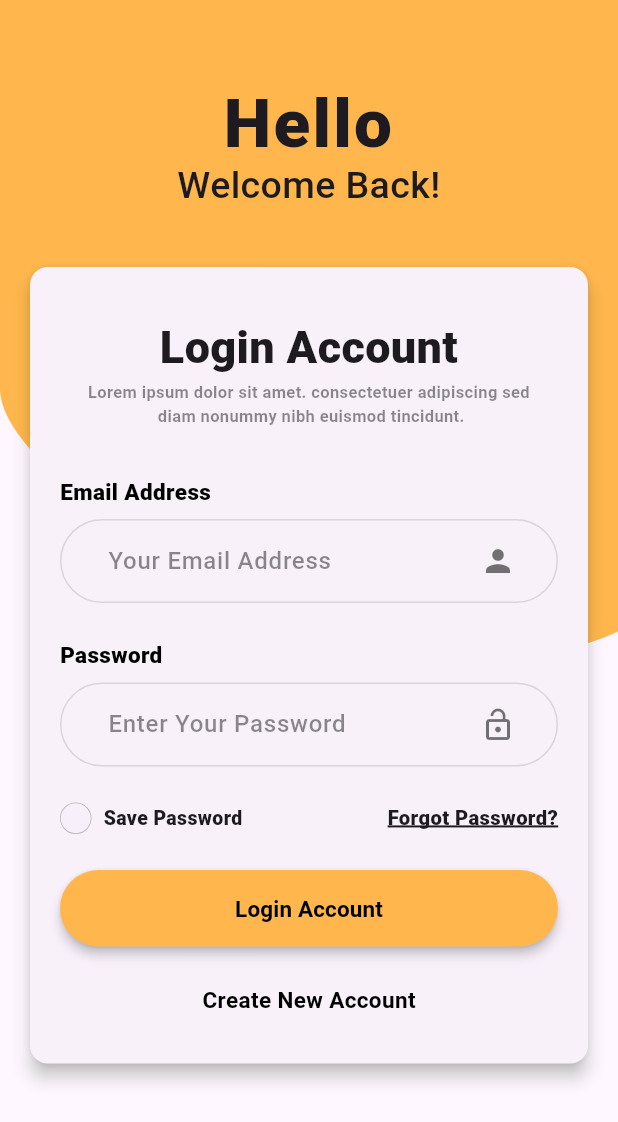
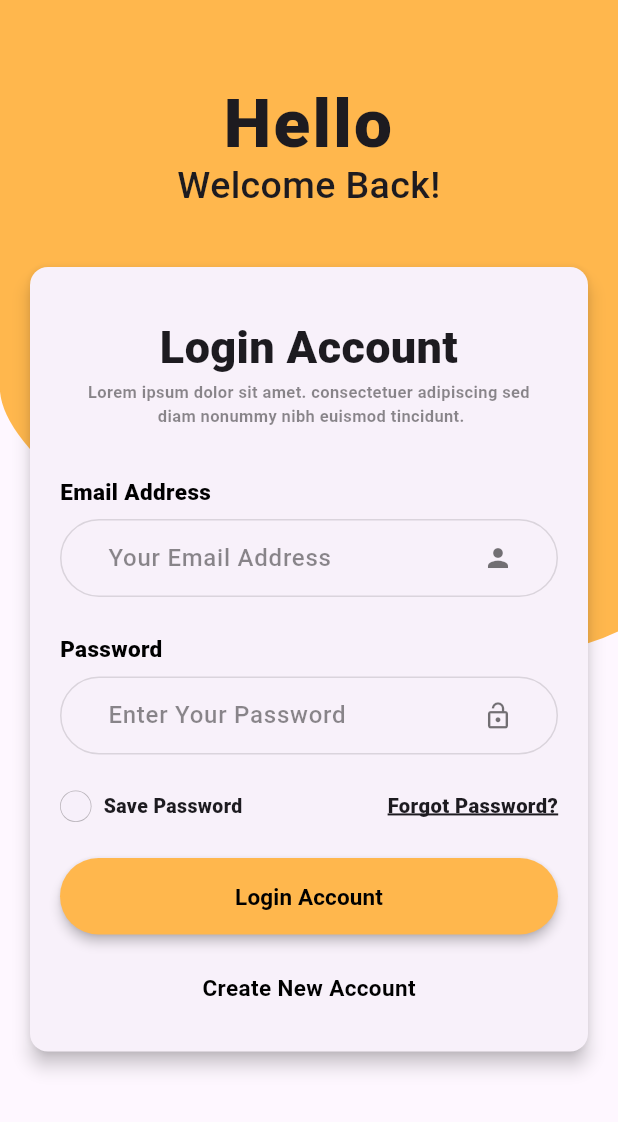
Before and after one commit to Ratndeep1999/signin-and-signup-screen, a Flutter app: the screen it shows after launch, on a phone screen of 412 x 824 dp. Shown: the top 1122 px of the screen. Run offline on Flutter 3.47's test engine with Material 3 defaults, Android fonts, the phone set to English and light mode, and no system bars.

Commit message:
suffix icon size decrease

```diff
--- a/lib/Custom Widgets/custom_text_field.dart
+++ b/lib/Custom Widgets/custom_text_field.dart
@@ -40,22 +40,24 @@ class CustomTextField extends StatelessWidget {
         // hintText
         hintText: hintText,
         hintStyle: TextStyle(
+          //fontSize: 10.0,
           color: Colors.black45,
           fontWeight: FontWeight.w500,
         ),
+        hintMaxLines: 1,
         errorStyle: TextStyle(color: Colors.orange.shade300),
         // padding of hintText
-        contentPadding: EdgeInsets.symmetric(horizontal: 28.0, vertical: 16.0),
+        contentPadding: EdgeInsets.symmetric(horizontal: 28.0, vertical: 14.0),
         // suffixIcon it can be clickable using dynamicSuffixIcon
         suffixIcon: dynamicSuffixIcon
             ? IconButton(
                 // suffixIcon it can be null
-                icon: Icon(suffixIcon),
+                icon: Icon(suffixIcon, size: 20),
                 onPressed: suffixTap,
                 splashRadius: 5,
                 highlightColor: Colors.transparent,
               )
-            : Icon(suffixIcon),
+            : Icon(suffixIcon, size: 20),
         suffixIconColor: Colors.black54,
         // min right padding of icon
         suffixIconConstraints: BoxConstraints(minWidth: 80.0),
```
